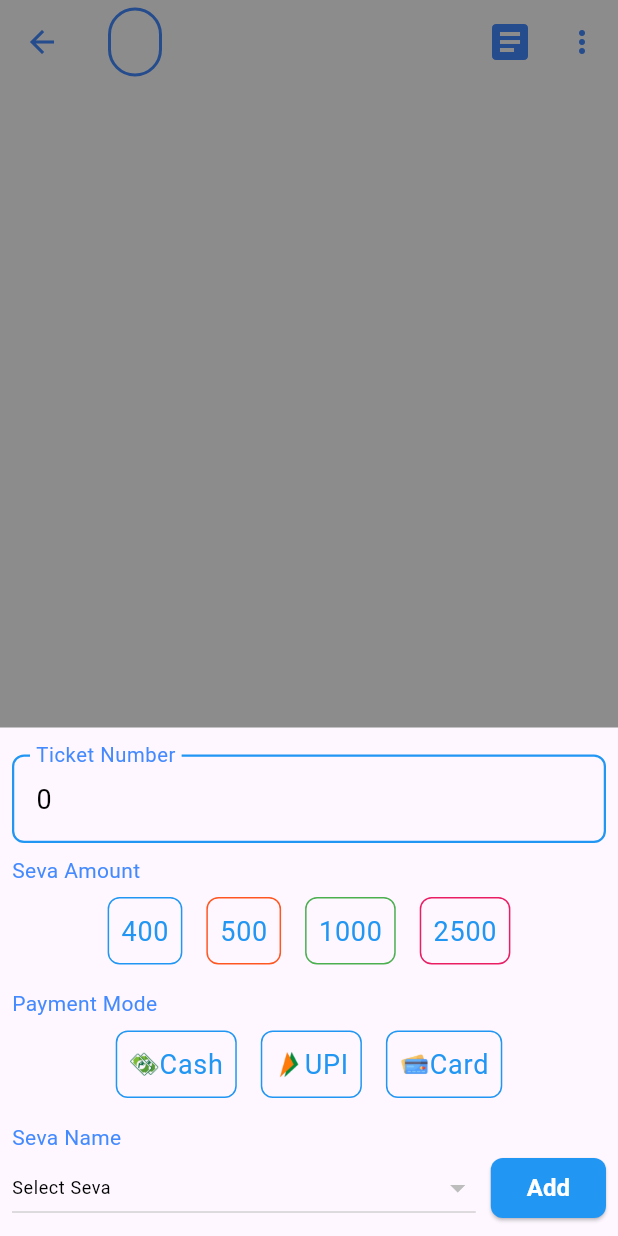
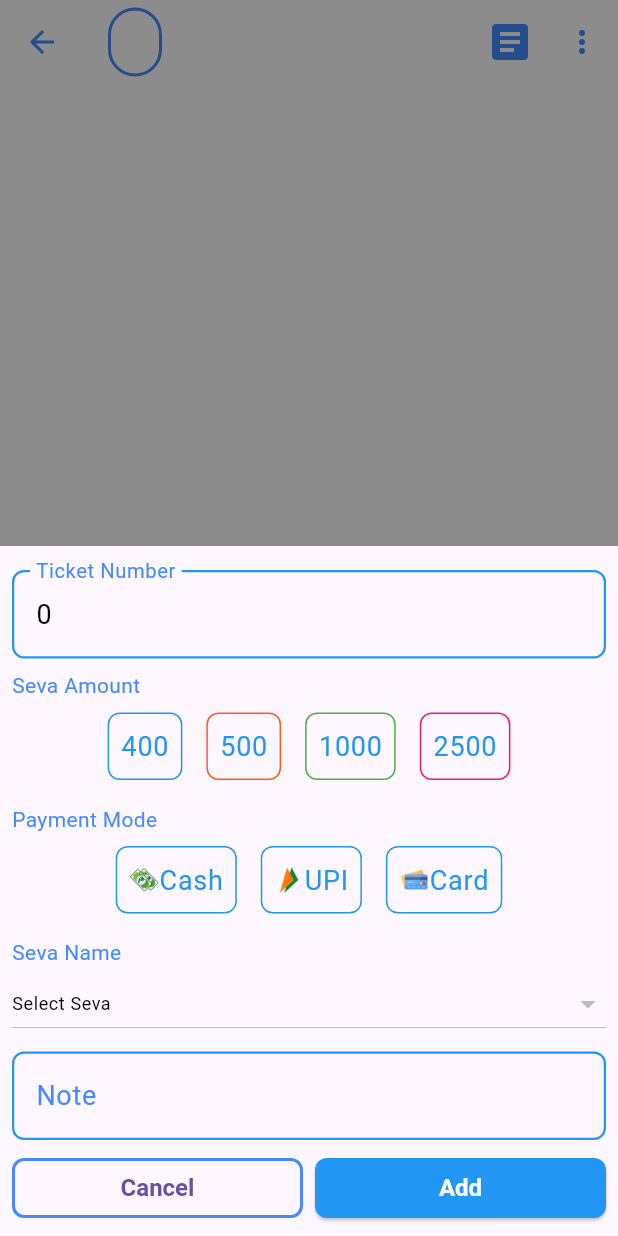
Before and after one commit to jayantadn/vkhillseva, a Flutter app: the TicketPage screen opened directly with empty values, after a tap on the "add" icon, on a phone screen of 412 x 824 dp. Run offline on Flutter 3.47's test engine with Material 3 defaults, Android fonts, the phone set to English and light mode, and no system bars; our stand-ins replace firebase_core, firebase_database, fl_chart, fluttertoast, google_fonts, synchronized; accounts and stored records are empty.

Commit message:
refactor ticket page to streamline input fields and enhance button functionality

```diff
--- a/lib/nitya_seva/ticket_page.dart
+++ b/lib/nitya_seva/ticket_page.dart
@@ -364,18 +364,11 @@ class _TicketPageState extends State<TicketPage> {
                     child: Column(
                       children: [
                         // Ticket number
-                        SizedBox(height: 10),
-                        Row(
-                          children: [
-                            // ticket number
-                            Expanded(
-                              child: TextField(
+                        SizedBox(height: 8),
+                        TextField(
                           controller: ticketNumberController,
                           decoration:
                               InputDecoration(labelText: "Ticket Number"),
-                              ),
-                            ),
-                          ],
                         ),
 
                         // Seva amount
@@ -532,13 +525,9 @@ class _TicketPageState extends State<TicketPage> {
                                 .copyWith(color: accentColor),
                           ),
                         ),
-                        Row(
-                          children: [
-                            Expanded(
-                              child: DropdownButton<String>(
+                        DropdownButton<String>(
                           isExpanded: true,
-                                value:
-                                    sevaNames.isNotEmpty ? sevaNames[0] : null,
+                          value: sevaNames.isNotEmpty ? sevaNames[0] : null,
                           items: sevaNames.map((String value) {
                             return DropdownMenuItem<String>(
                               value: value,
@@ -555,11 +544,31 @@ class _TicketPageState extends State<TicketPage> {
                             style: Theme.of(context).textTheme.bodySmall,
                           ),
                         ),
+
+                        // note field
+                        SizedBox(height: 8),
+                        TextField(
+                          decoration: InputDecoration(labelText: "Note"),
+                        ),
+
+                        // buttons
+                        SizedBox(height: 8),
+                        Row(
+                          children: [
+                            // cancel button
+                            Expanded(
+                              child: OutlinedButton(
+                                child: Text("Cancel"),
+                                onPressed: () {
+                                  Navigator.pop(context);
+                                },
+                              ),
                             ),
 
                             // add button
-                            SizedBox(width: 10),
-                            ElevatedButton(
+                            SizedBox(width: 8),
+                            Expanded(
+                              child: ElevatedButton(
                                 child: Text("Add"),
                                 onPressed: () async {
                                   Navigator.pop(context);
@@ -568,7 +577,8 @@ class _TicketPageState extends State<TicketPage> {
                                   List sevas = Const()
                                       .nityaSeva['amounts']!
                                       .firstWhere((element) =>
-                                        element.keys.first == amount.toString())
+                                          element.keys.first ==
+                                          amount.toString())
                                       .values
                                       .first['sevas'] as List;
                                   String icon = sevas.firstWhere((element) =>
@@ -643,8 +653,9 @@ class _TicketPageState extends State<TicketPage> {
                                   ticketNumberController.dispose();
                                 },
                               ),
+                            ),
                           ],
-                        ),
+                        )
                       ],
                     ),
                   ),
```
Lines whose indentation alone changed are shown as unchanged.
